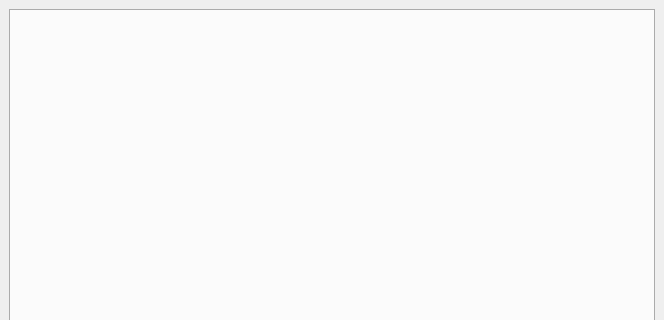
Qt form doc-clone-miner/qtui/element_browser_window.ui (spbu-se/pldoctoolkit) before a commit; both pictures show x 0 to 664 and y 0 to 320 of the 664 by 617 pixel window.
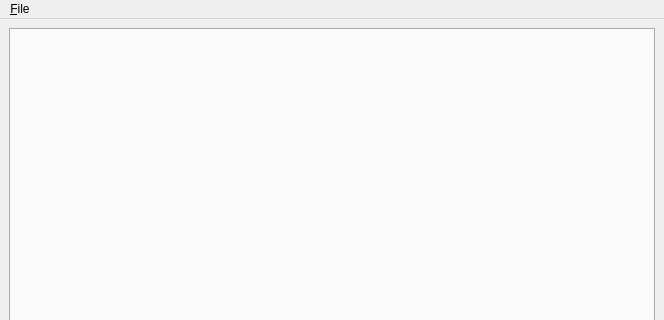
The same form after that commit.

Commit message: Save report to HTML file

Patch:
```diff
--- a/doc-clone-miner/qtui/element_browser_window.ui
+++ b/doc-clone-miner/qtui/element_browser_window.ui
@@ -25,6 +25,28 @@
    </layout>
   </widget>
   <widget class="QStatusBar" name="statusbar"/>
+  <widget class="QMenuBar" name="menuBar">
+   <property name="geometry">
+    <rect>
+     <x>0</x>
+     <y>0</y>
+     <width>664</width>
+     <height>26</height>
+    </rect>
+   </property>
+   <widget class="QMenu" name="menu_File">
+    <property name="title">
+     <string>&amp;File</string>
+    </property>
+    <addaction name="actionE_xport"/>
+   </widget>
+   <addaction name="menu_File"/>
+  </widget>
+  <action name="actionE_xport">
+   <property name="text">
+    <string>E&amp;xport</string>
+   </property>
+  </action>
  </widget>
  <resources/>
  <connections/>
```
The commit also changes 1 other file.
